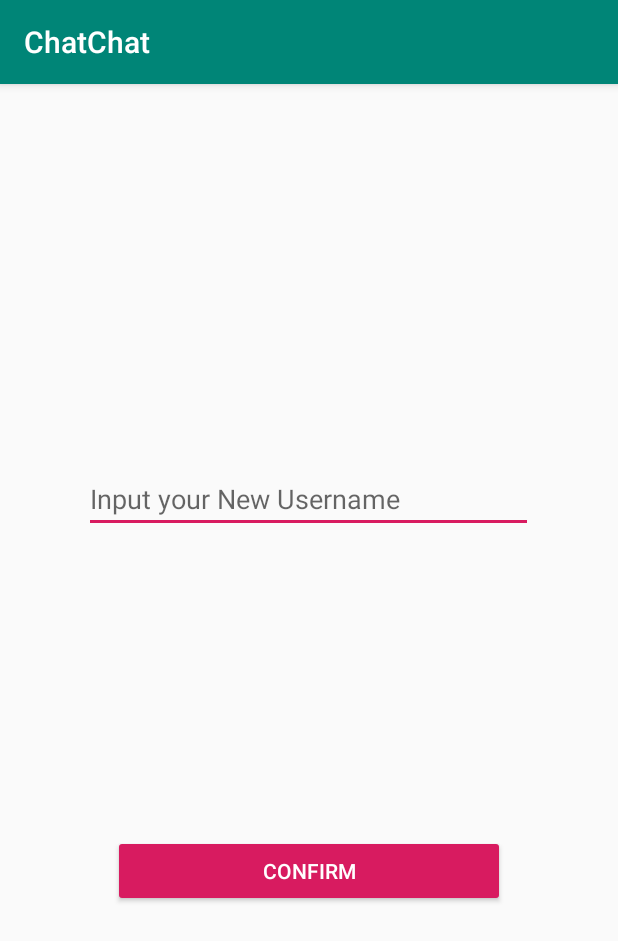
After one commit to gongzhenmu/ChatChat, an Android app: the ChangeUserNameActivity screen opened directly, with no data from a screen before it, on a phone screen of 412 x 824 dp. The commit adds this screen. Shown: the top 941 px of the screen. Run offline under Robolectric (Android 15) with nearby library versions, the phone set to English and light mode, and no system bars; our stand-ins replace Firebase (no records; nobody signed in at launch, a user with empty details on screens opened directly).

Commit message:
add changeusername activity

```diff
--- a/ChatChat/app/src/main/AndroidManifest.xml
+++ b/ChatChat/app/src/main/AndroidManifest.xml
@@ -29,6 +29,9 @@
         <activity
             android:name=".MainPageActivity"
             android:theme="@style/AppTheme" />
+        <activity
+            android:name=".ChangeUserNameActivity"
+            android:theme="@style/AppTheme" />
     </application>
 
     <uses-permission android:name="android.permission.ACCESS_NETWORK_STATE" />
--- /dev/null
+++ b/ChatChat/app/src/main/java/com/example/chatchat/ChangeUserNameActivity.java
@@ -0,0 +1,61 @@
+package com.example.chatchat;
+
+import android.content.Intent;
+import android.os.Bundle;
+import android.text.TextUtils;
+import android.view.View;
+import android.widget.Button;
+import android.widget.EditText;
+import com.google.android.gms.tasks.OnSuccessListener;
+import com.google.firebase.auth.FirebaseAuth;
+import com.google.firebase.auth.FirebaseUser;
+import com.google.firebase.firestore.DocumentReference;
+import com.google.firebase.firestore.FirebaseFirestore;
+import androidx.appcompat.app.AppCompatActivity;
+
+
+public class ChangeUserNameActivity extends AppCompatActivity {
+    private EditText newUserNameInput;
+    private Button confirm;
+    private String newUserName;
+    private String userId;
+
+    private FirebaseFirestore db;
+    private FirebaseUser currentUser;
+
+    protected void onCreate(Bundle savedInstanceState) {
+        super.onCreate(savedInstanceState);
+        setContentView(R.layout.change_username);
+        newUserNameInput = findViewById(R.id.newUserName);
+        confirm = findViewById(R.id.confirm_newUserName);
+        db = FirebaseFirestore.getInstance();
+        confirm.setOnClickListener(new View.OnClickListener() {
+            @Override
+            public void onClick(View v) {
+                changeUserName();
+            }
+        });
+    }
+    private void changeUserName(){
+        if (!TextUtils.isEmpty(newUserNameInput.getText())){
+            newUserName =  newUserNameInput.getText().toString().trim();
+            currentUser = FirebaseAuth.getInstance().getCurrentUser();
+            userId = currentUser.getUid();
+            DocumentReference userNameRef = db.collection("Users").document(userId);
+            userNameRef
+                    .update("chatName", newUserName)
+                    .addOnSuccessListener(new OnSuccessListener<Void>() {
+                        @Override
+                        public void onSuccess(Void aVoid) {
+                            launchMainPage();
+                        }
+                    });
+        }
+    }
+    private void launchMainPage() {
+        Intent intent = new Intent(ChangeUserNameActivity.this, MainPageActivity.class);
+        startActivity(intent);
+        finish();
+    }
+
+}
--- /dev/null
+++ b/ChatChat/app/src/main/res/layout/change_username.xml
@@ -0,0 +1,27 @@
+<?xml version="1.0" encoding="utf-8"?>
+<RelativeLayout xmlns:android="http://schemas.android.com/apk/res/android"
+    android:layout_width="match_parent"
+    android:layout_height="match_parent">
+
+    <Button
+        android:id="@+id/confirm_newUserName"
+        android:layout_width="261dp"
+        android:layout_height="wrap_content"
+        android:layout_below="@+id/newUserName"
+        android:layout_centerHorizontal="true"
+        android:layout_marginBottom="113dp"
+        android:backgroundTint="@color/colorAccent"
+        android:text="Confirm"
+        android:textColor="@android:color/white" />
+
+    <EditText
+        android:id="@+id/newUserName"
+        android:layout_width="299dp"
+        android:layout_height="wrap_content"
+        android:layout_centerHorizontal="true"
+        android:layout_marginTop="254dp"
+        android:layout_marginBottom="201dp"
+        android:ems="10"
+        android:hint="Input your New Username"/>
+
+</RelativeLayout>
```
Also changed, not shown: ChatChat/app/src/main/java/com/example/chatchat/MainPageActivity.java (+53 -1 lines), ChatChat/app/src/main/res/layout/main_page.xml (added, +32 -0 lines).
